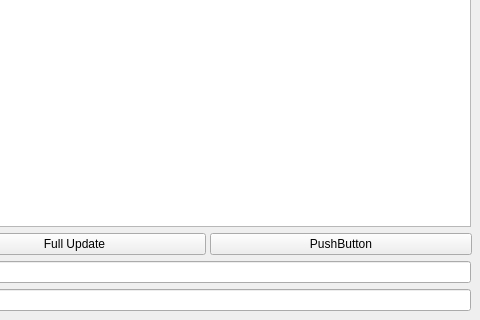
siziakov/SevenWaysUpdater, file mainwindow.ui: the form before one commit; both pictures show x 600 to 1080 and y 280 to 600 of the 1080 by 600 pixel window.
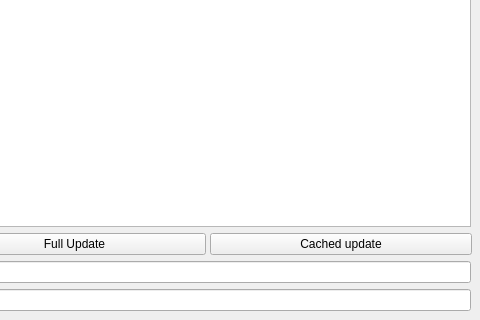
The form after the commit.

Patch:
```diff
--- a/mainwindow.ui
+++ b/mainwindow.ui
@@ -80,7 +80,7 @@
          </size>
         </property>
         <property name="text">
-         <string>PushButton</string>
+         <string>Cached update</string>
         </property>
        </widget>
       </item>
```
Left out of the diff: 4 changed lines with no effect on the pictures.
